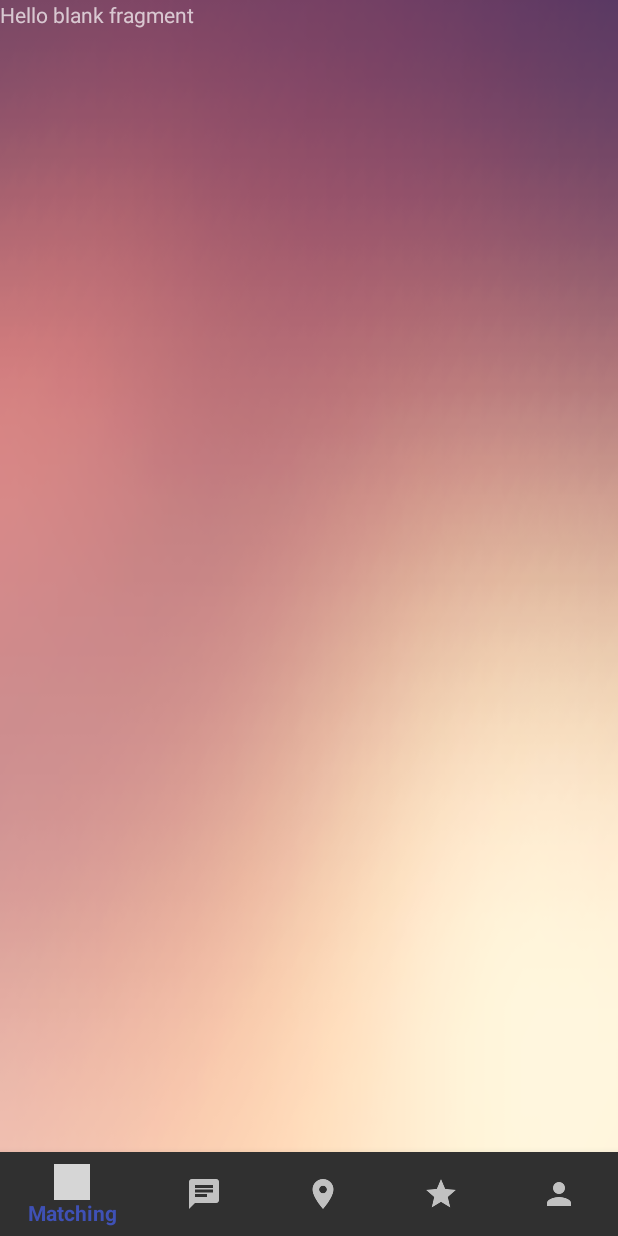
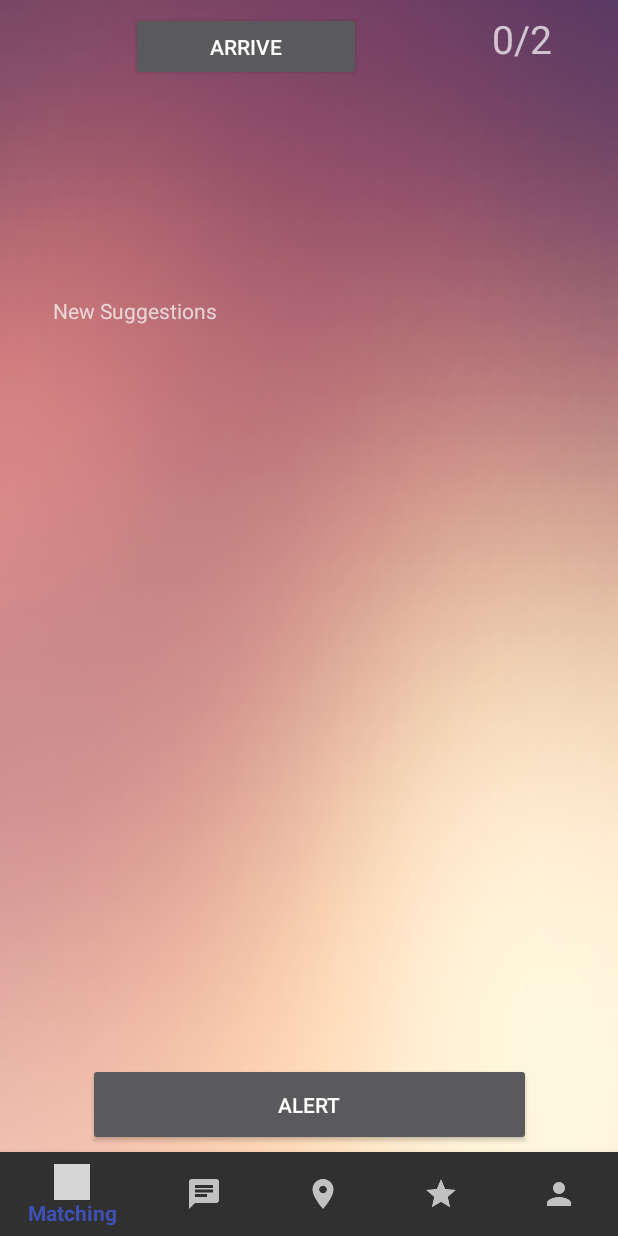
Before and after one commit to SummerProgram2018/DrinkingBuddies, an Android app: the fragment Tab2Destination placed in its activity, on a phone screen of 412 x 824 dp. Run offline under Robolectric (Android 15) with nearby library versions, the phone set to English and light mode, and no system bars; grey boxes are pictures that could not be loaded.

Commit message:
Destinations layout w/o scroll view

```diff
--- a/app/src/main/res/layout/fragment_tab2_destination.xml
+++ b/app/src/main/res/layout/fragment_tab2_destination.xml
@@ -1,15 +1,76 @@
 <?xml version="1.0" encoding="utf-8"?>
-<FrameLayout xmlns:android="http://schemas.android.com/apk/res/android"
+<android.support.constraint.ConstraintLayout xmlns:android="http://schemas.android.com/apk/res/android"
+    xmlns:app="http://schemas.android.com/apk/res-auto"
     xmlns:tools="http://schemas.android.com/tools"
+    android:id="@+id/frameLayout"
     android:layout_width="match_parent"
     android:layout_height="match_parent"
     android:background="@drawable/bg7"
     tools:context=".Tab2Destination">
 
+
     <!-- TODO: Update blank fragment layout -->
     <TextView
-        android:layout_width="match_parent"
-        android:layout_height="match_parent"
-        android:text="@string/hello_blank_fragment" />
+        android:id="@+id/arriveStatTxtView"
+        android:layout_width="52dp"
+        android:layout_height="34dp"
+        android:layout_marginEnd="32dp"
+        android:layout_marginTop="8dp"
+        android:text="0/2"
+        android:textSize="26sp"
+        app:layout_constraintEnd_toEndOf="parent"
+        app:layout_constraintTop_toTopOf="parent" />
 
-</FrameLayout>
+    <Button
+        android:id="@+id/arriveBtnID"
+        android:layout_width="153dp"
+        android:layout_height="46dp"
+        android:layout_marginEnd="8dp"
+        android:layout_marginStart="8dp"
+        android:layout_marginTop="8dp"
+        android:text="ARRIVE"
+        app:layout_constraintEnd_toStartOf="@+id/arriveStatTxtView"
+        app:layout_constraintStart_toStartOf="parent"
+        app:layout_constraintTop_toTopOf="parent" />
+
+    <Button
+        android:id="@+id/alertBtnID"
+        android:layout_width="295dp"
+        android:layout_height="55dp"
+        android:layout_marginBottom="60dp"
+        android:layout_marginEnd="8dp"
+        android:layout_marginStart="8dp"
+        android:text="ALERT"
+        app:layout_constraintBottom_toBottomOf="parent"
+        app:layout_constraintEnd_toEndOf="parent"
+        app:layout_constraintStart_toStartOf="parent" />
+
+    <!-- todo: scrollview with images -->
+    <ScrollView
+        android:layout_width="341dp"
+        android:layout_height="356dp"
+        android:layout_marginBottom="8dp"
+        android:layout_marginEnd="8dp"
+        android:layout_marginStart="8dp"
+        android:layout_marginTop="8dp"
+        android:scrollbarStyle="insideOverlay"
+        app:layout_constraintBottom_toTopOf="@+id/alertBtnID"
+        app:layout_constraintEnd_toEndOf="parent"
+        app:layout_constraintStart_toStartOf="parent"
+        app:layout_constraintTop_toBottomOf="@+id/arriveStatTxtView">
+
+        <RelativeLayout
+            android:layout_width="match_parent"
+            android:layout_height="wrap_content" >
+
+            <TextView
+                android:id="@+id/newSuggestionsTxtView"
+                android:layout_width="wrap_content"
+                android:layout_height="wrap_content"
+                android:text="New Suggestions" />
+        </RelativeLayout>
+    </ScrollView>
+
+
+
+</android.support.constraint.ConstraintLayout>
```
